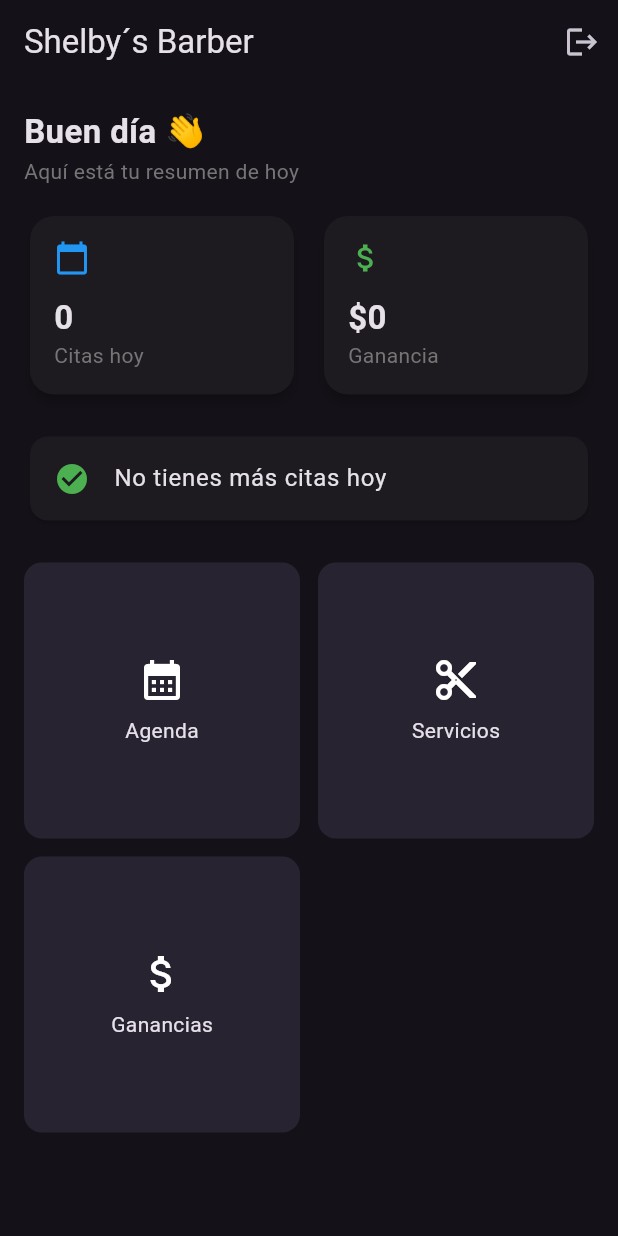
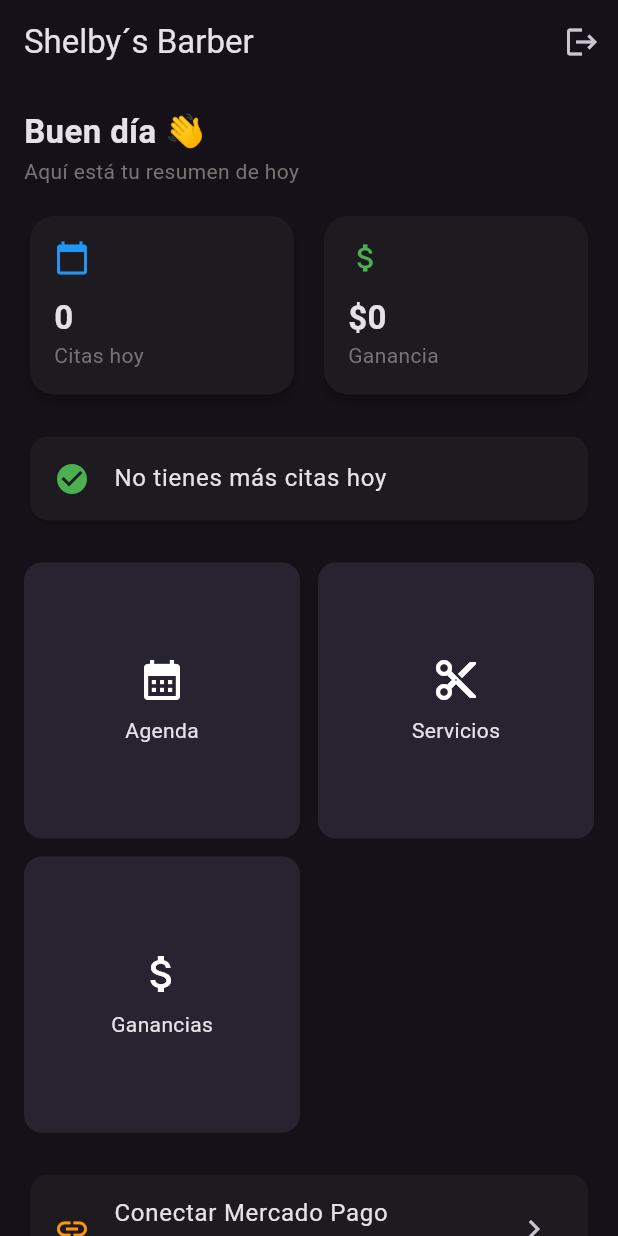
Before and after one commit to jcastanos77/shelby_dashboard, a Flutter app: the screen it shows once a user with an empty profile is signed in, on a phone screen of 412 x 824 dp. Run offline on Flutter 3.47's test engine with Material 3 defaults, Android fonts, the phone set to English and light mode, and no system bars; our stand-ins replace firebase_auth, firebase_core, firebase_database; accounts and stored records are empty.

Commit message:
se agrega conexion a mp

```diff
--- a/lib/DashboardPage.dart
+++ b/lib/DashboardPage.dart
@@ -7,6 +7,7 @@ import 'package:dashboard_barbershop/services/barbers_service.dart';
 import 'package:firebase_auth/firebase_auth.dart';
 import 'package:firebase_database/firebase_database.dart';
 import 'package:flutter/material.dart';
+import 'package:url_launcher/url_launcher.dart';
 
 import 'Metric.dart';
 import 'pages/barber_form_page.dart';
@@ -26,6 +27,8 @@ class _DashboardPageState extends State<DashboardPage> {
   DashboardData? data;
   bool loading = true;
   bool isAdmin = false;
+  bool mpConnected = false;
+
 
   @override
   void initState() {
@@ -34,10 +37,37 @@ class _DashboardPageState extends State<DashboardPage> {
     _checkPasswordStatus();
   }
 
+  Future<void> connectMercadoPago() async {
+    final uid = FirebaseAuth.instance.currentUser!.uid;
+
+    final url =
+        "https://auth.mercadopago.com.mx/authorization"
+        "?response_type=code"
+        "&client_id=APP_USR-006b239a-880b-4167-8487-02c6286dadf3"
+        "&redirect_uri=https://neon-seahorse-b85142.netlify.app/mp-callback"
+        "&state=$uid";
+
+    await launchUrl(
+      Uri.parse(url),
+      webOnlyWindowName: '_self',
+    );
+  }
+
   Future<void> load() async {
     data = await _controller.load();
     isAdmin = await BarbersService().isAdmin();
+    await _loadMpStatus();
     setState(() => loading = false);
+  }
+
+  Future<void> _loadMpStatus() async {
+    final uid = FirebaseAuth.instance.currentUser!.uid;
+
+    final snap = await FirebaseDatabase.instance
+        .ref('barbers/$uid/mpConnected')
+        .get();
+
+    mpConnected = snap.value == true;
   }
 
   Future<void> _checkPasswordStatus() async {
@@ -99,11 +129,41 @@ class _DashboardPageState extends State<DashboardPage> {
             const SizedBox(height: 24),
 
             _buildQuickActions(context),
+            const SizedBox(height: 24),
+
+            _buildMpConnectButton(),
+
+            const SizedBox(height: 24),
 
             const SizedBox(height: 32),
             if (isAdmin) _buildAdminSection(context),
           ],
         ),
+      ),
+    );
+  }
+
+  Widget _buildMpConnectButton() {
+    return Card(
+      child: ListTile(
+        leading: Icon(
+          mpConnected ? Icons.check_circle : Icons.link,
+          color: mpConnected ? Colors.green : Colors.orange,
+        ),
+        title: Text(
+          mpConnected
+              ? "Cuenta Mercado Pago conectada"
+              : "Conectar Mercado Pago",
+        ),
+        subtitle: Text(
+          mpConnected
+              ? "Recibes pagos directamente"
+              : "Recibe pagos en tu cuenta",
+        ),
+        trailing: mpConnected
+            ? null
+            : const Icon(Icons.chevron_right),
+        onTap: mpConnected ? null : connectMercadoPago,
       ),
     );
   }
--- a/lib/services/earnings_service.dart
+++ b/lib/services/earnings_service.dart
@@ -17,7 +17,6 @@ class EarningsService {
     int total = 0;
 
     raw.forEach((_, value) {
-      print("entre");
       final map = Map<String, dynamic>.from(value);
 
       if (map['barberId'] == _uid &&
--- a/pubspec.yaml
+++ b/pubspec.yaml
@@ -37,6 +37,7 @@ dependencies:
   firebase_core: ^2.27.0
   firebase_auth: ^4.17.0
   firebase_database: ^10.4.0
+  url_launcher: ^6.2.5
 
 dev_dependencies:
   flutter_test:
```
Also changed, not shown: pubspec.lock.
